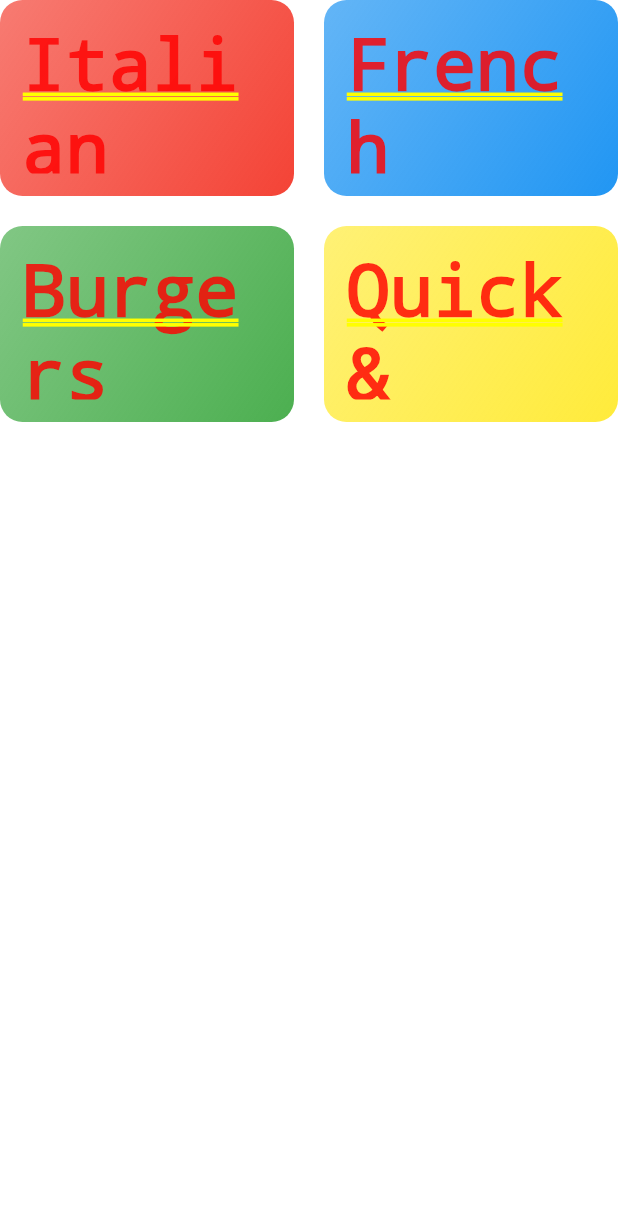
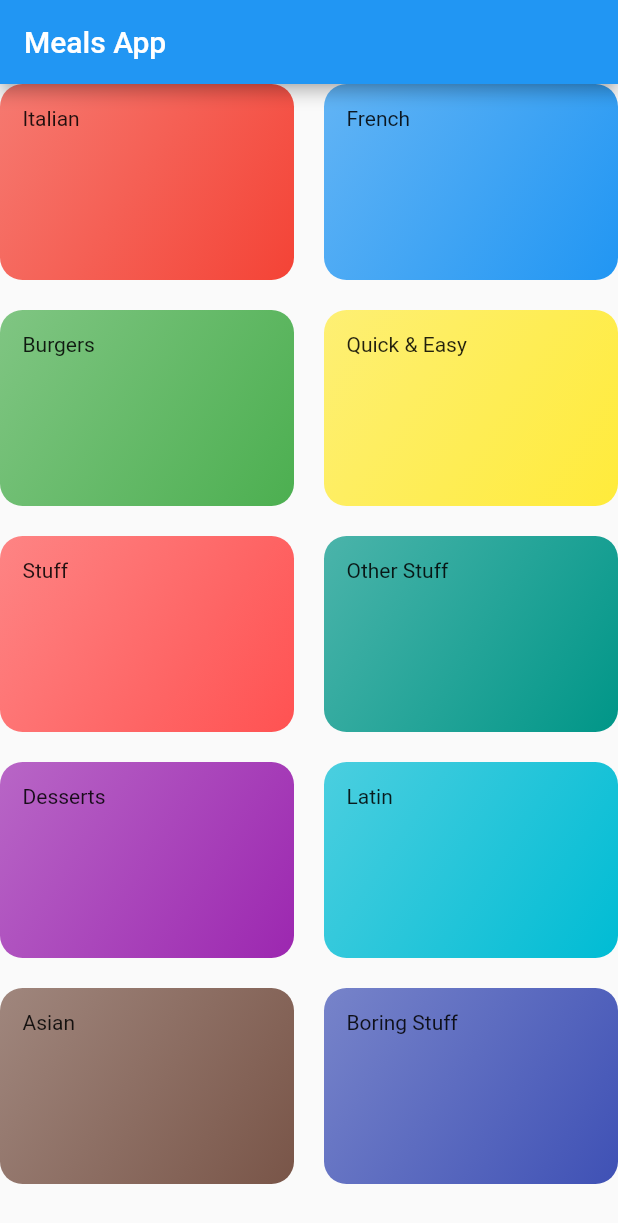
Before and after one commit to YuckiestPenguin/flutter_meals_app, a Flutter app: the screen it shows after launch, on a phone screen of 412 x 824 dp. Shown: the top 1223 px of the screen. Run offline on Flutter 3.47's test engine with Material 2 defaults, Android fonts, the phone set to English and light mode, and no system bars.

Commit message:
additional stuff

```diff
--- a/lib/categories_screen.dart
+++ b/lib/categories_screen.dart
@@ -5,7 +5,9 @@ import './category_item.dart';
 class CategoriesScreen extends StatelessWidget {
   @override
   Widget build(BuildContext context) {
-    return GridView(
+    return Scaffold(
+      appBar: AppBar(title:const Text('Meals App')),
+      body: GridView(
         children: DUMMY_CATEGORIES
             .map((catData) => CategoryItem(catData.title, catData.color))
             .toList(),
@@ -15,6 +17,7 @@ class CategoriesScreen extends StatelessWidget {
           crossAxisSpacing: 20,
           mainAxisSpacing: 20,
         ),
+      ),
     );
   }
 }
--- a/lib/dummy_categories.dart
+++ b/lib/dummy_categories.dart
@@ -22,4 +22,35 @@ const DUMMY_CATEGORIES = const [
     title: 'Quick & Easy',
     color: Colors.yellow,
   ),
+    Category(
+    id: 'c5',
+    title: 'Stuff',
+    color: Colors.redAccent,
+  ),
+    Category(
+    id: 'c6',
+    title: 'Other Stuff',
+    color: Colors.teal,
+  ),
+    Category(
+    id: 'c7',
+    title: 'Desserts',
+    color: Colors.purple,
+  ),
+    Category(
+    id: 'c8',
+    title: 'Latin',
+    color: Colors.cyan,
+  ),
+    Category(
+    id: 'c9',
+    title: 'Asian',
+    color: Colors.brown,
+  ),
+    Category(
+    id: 'c10',
+    title: 'Boring Stuff',
+    color: Colors.indigo,
+  ),
+
 ];
```
Lines whose indentation alone changed are shown as unchanged.
